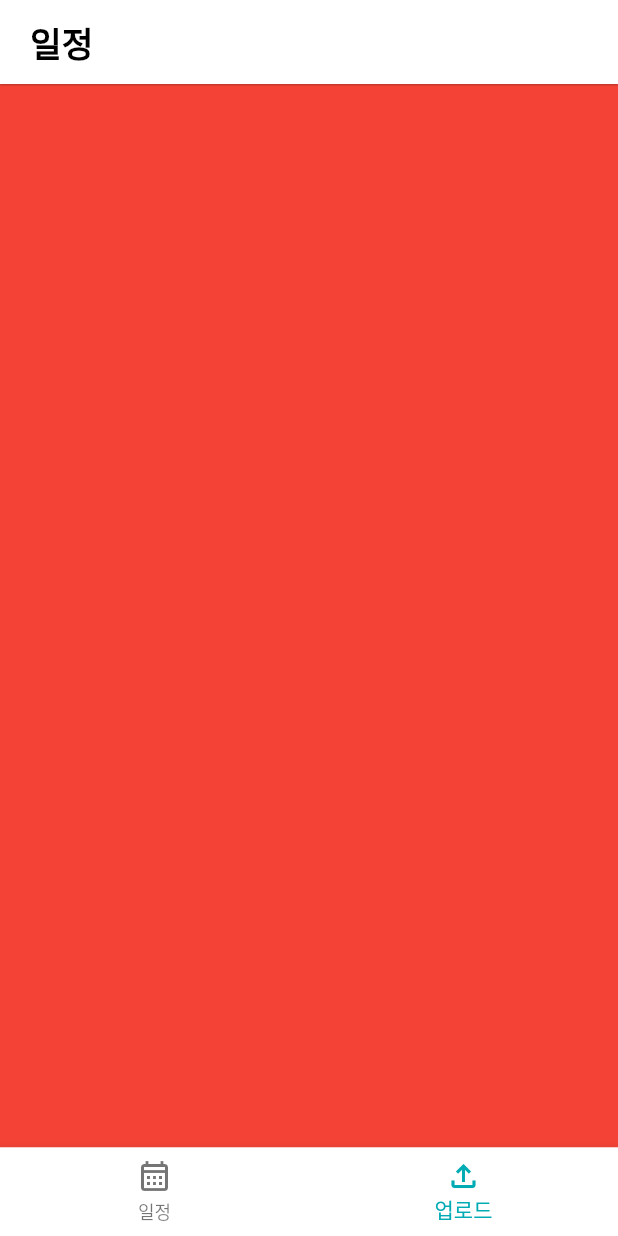
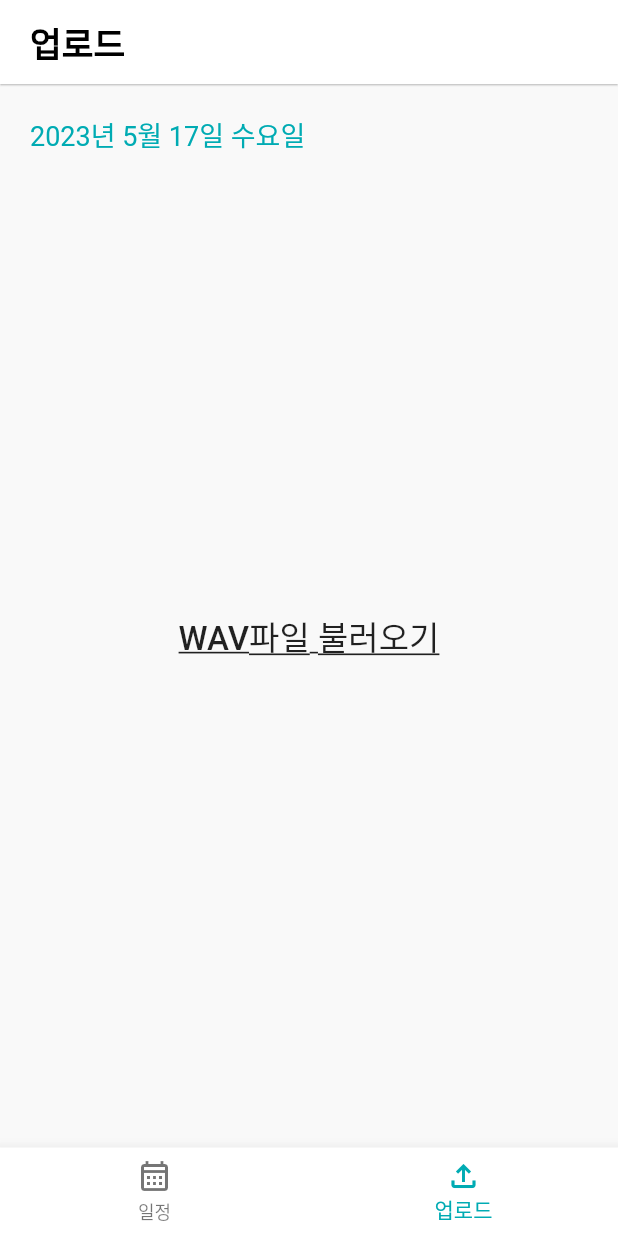
Before and after one commit to skku-skku/flutter_jolup, a Flutter app: the screen it shows after launch, item 2 of the bottom bar chosen, on a phone screen of 412 x 824 dp. Run offline on Flutter 3.47's test engine with Material 2 defaults, Android fonts, the phone set to English and light mode, and no system bars; our stand-ins replace table_calendar.

Commit message:
[feat] make pages

```diff
--- a/lib/screens/home_screen.dart
+++ b/lib/screens/home_screen.dart
@@ -17,6 +17,11 @@ class _HomeScreenState extends State<HomeScreen> {
     const UploadScreen(),
   ];
 
+  final List<String> _titleOptions = <String>[
+    '일정',
+    '업로드',
+  ];
+
   void _onItemTapped(int index) {
     setState(() {
       _selectedIndex = index;
@@ -28,9 +33,9 @@ class _HomeScreenState extends State<HomeScreen> {
     return Scaffold(
       backgroundColor: const Color(0xFFF9F9F9),
       appBar: AppBar(
-        title: const Text(
-          '일정',
-          style: TextStyle(
+        title: Text(
+          _titleOptions.elementAt(_selectedIndex),
+          style: const TextStyle(
             fontWeight: FontWeight.w600,
             fontSize: 23,
           ),
--- /dev/null
+++ b/lib/screens/meeting_screen.dart
@@ -0,0 +1,10 @@
+import 'package:flutter/material.dart';
+
+class MeetingScreen extends StatelessWidget {
+  const MeetingScreen({super.key});
+
+  @override
+  Widget build(BuildContext context) {
+    return const Placeholder();
+  }
+}
--- /dev/null
+++ b/lib/screens/qna_screen.dart
@@ -0,0 +1,10 @@
+import 'package:flutter/material.dart';
+
+class QnAScreen extends StatelessWidget {
+  const QnAScreen({super.key});
+
+  @override
+  Widget build(BuildContext context) {
+    return const Placeholder();
+  }
+}
--- a/lib/screens/upload_screen.dart
+++ b/lib/screens/upload_screen.dart
@@ -5,8 +5,35 @@ class UploadScreen extends StatelessWidget {
 
   @override
   Widget build(BuildContext context) {
-    return const Scaffold(
-      backgroundColor: Colors.red,
+    return Scaffold(
+      backgroundColor: const Color(0xFFF9F9F9),
+      body: Padding(
+        padding: const EdgeInsets.all(20),
+        child: Column(
+          crossAxisAlignment: CrossAxisAlignment.start,
+          children: [
+            Text(
+              '2023년 5월 17일 수요일',
+              style: TextStyle(
+                color: Theme.of(context).textTheme.displayLarge!.color,
+                fontSize: 18,
+              ),
+            ),
+            const Expanded(
+              child: Center(
+                child: Text(
+                  'WAV파일 불러오기',
+                  style: TextStyle(
+                    fontSize: 22,
+                    decoration: TextDecoration.underline,
+                    fontWeight: FontWeight.w500,
+                  ),
+                ),
+              ),
+            )
+          ],
+        ),
+      ),
     );
   }
 }
```
